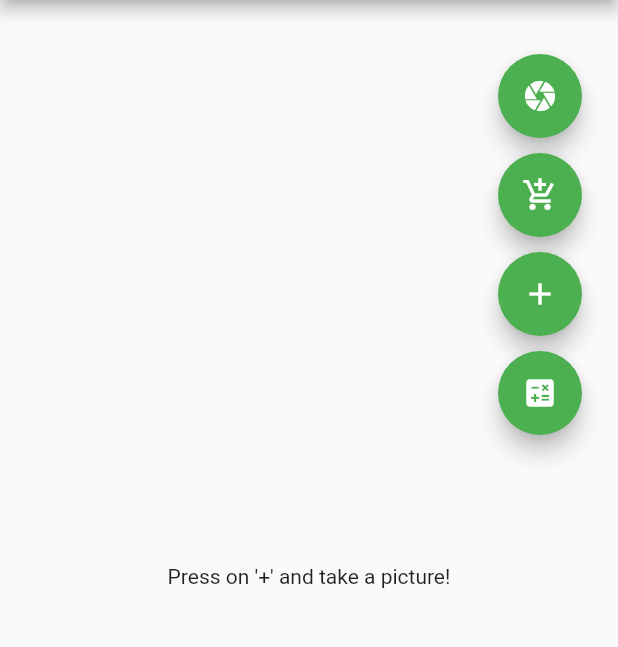
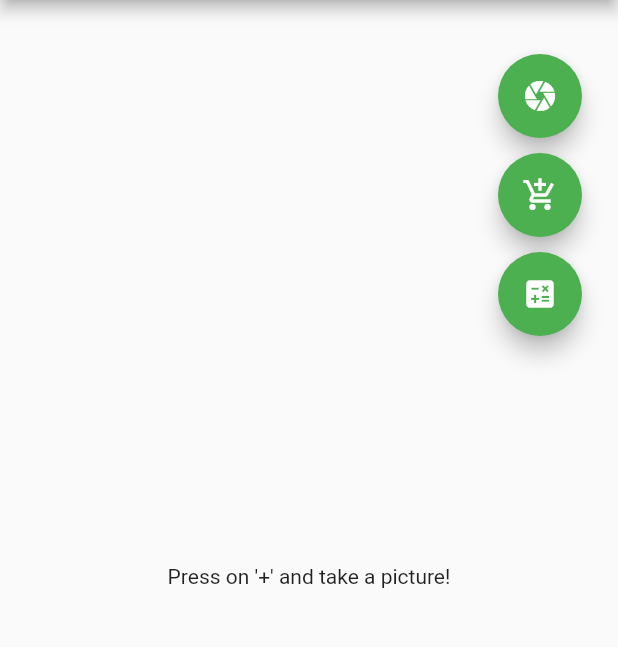
Before and after one commit to drcoconutphd/bushier2, a Flutter app: the screen it shows after launch, after a tap on "Enter Now!", on a phone screen of 412 x 824 dp, the part 84-731 px from its top. Run offline on Flutter 3.47's test engine with Material 2 defaults, Android fonts, the phone set to English and light mode, and no system bars; our stand-ins replace camera, firebase_core, firebase_database, flutter_svg, geolocator, syncfusion_flutter_charts; missing offline and left inert: bitmap, firebase_ml_model_downloader, tflite_flutter, tflite_flutter_helper; accounts and stored records are empty.

Commit message:
HomeView: remove redundant button, fix flow

```diff
--- a/lib/views/HomeView.dart
+++ b/lib/views/HomeView.dart
@@ -66,13 +66,13 @@ class _HomeViewState extends State<HomeView> {
     );
   }
 
-  Widget dbTestButton() {
-    return FloatingActionButton(
-      onPressed: () async {
-        dao.update();
-      },
-      child: const Icon(Icons.add),
-    );
+  void calculate() {
+    if (imagePath != null) {
+      Uint8List labelList = segmentor.segment(imagePath!);
+      visList = segmentor.visualise(labelList);
+      setState(() {});
+      print("HomeView/calculateTestButton: aft seg\n$visList");
+    }
   }
 
   Widget calculateTestButton() {
@@ -117,13 +117,17 @@ class _HomeViewState extends State<HomeView> {
                         const Text("Processed image overlay"),
                         const SizedBox(height: 10),
                         (visList == null)
-                          ? const Text("Processing...")
-                          : Image.asset('assets/images/Picture1.png'),
-                          // : Image.memory(Bitmap.fromHeadless(384, 512, visList!).buildHeaded()),
-                        const Padding(
-                          padding: EdgeInsets.fromLTRB(50, 10, 50, 10),
-                        ),
-                        chartWidget
+                          ? const Text("Press on calculate to see results!")
+                          : Column(
+                            children: [
+                              Image.asset('assets/images/Picture1.png'),
+                              // : Image.memory(Bitmap.fromHeadless(384, 512, visList!).buildHeaded()),
+                              const Padding(
+                                padding: EdgeInsets.fromLTRB(50, 10, 50, 10),
+                              ),
+                              chartWidget
+                            ],
+                          )
                       ],
                     ),
             ),
@@ -140,8 +144,6 @@ class _HomeViewState extends State<HomeView> {
                 const SizedBox(height: 10),
                 searchVendorsButton(),
                 const SizedBox(height: 10),
-                dbTestButton(),
-                const SizedBox(height: 10),
                 calculateTestButton()
               ],
             ),
```
